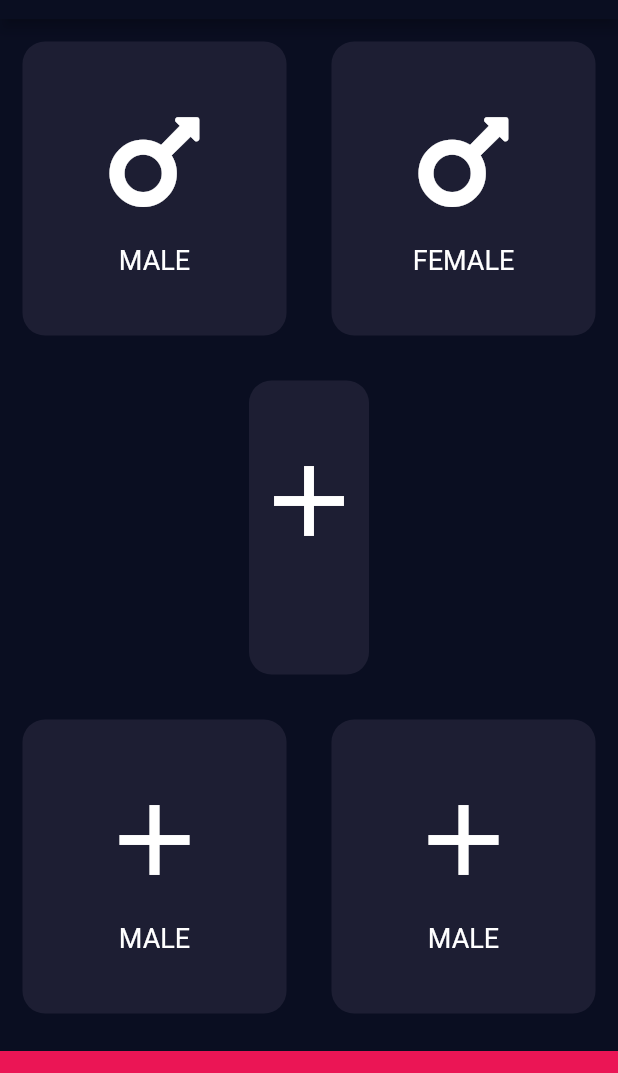
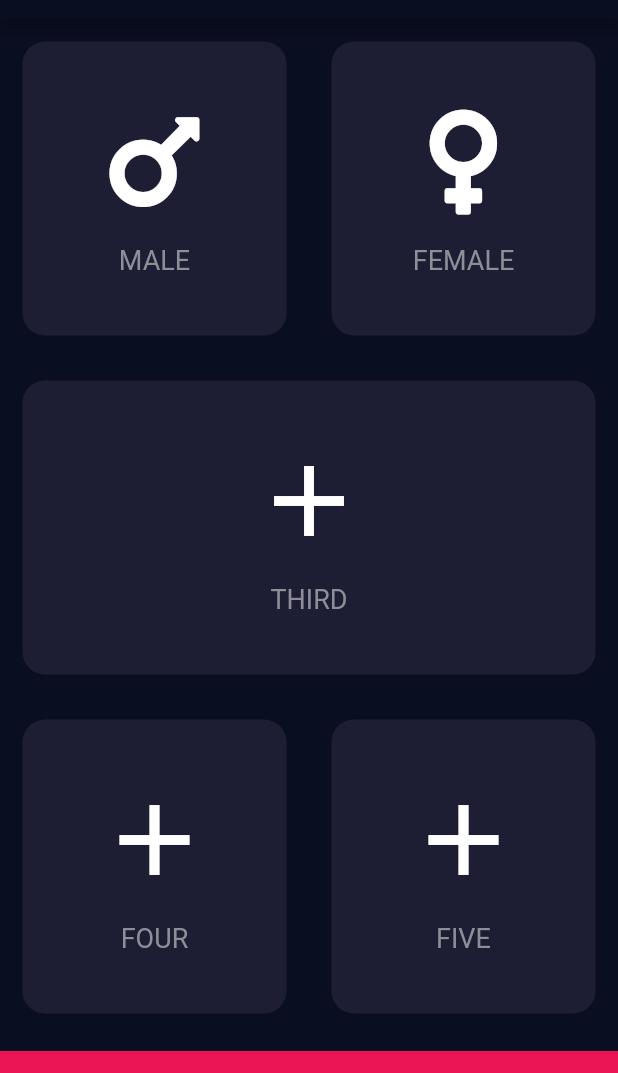
Before and after one commit to AndragApps/bmi_calculator, a Flutter app: the screen it shows after launch, on a phone screen of 412 x 824 dp, the part 65-1138 px from its top. Run offline on Flutter 3.47's test engine with Material 2 defaults, Android fonts, the phone set to English and light mode, and no system bars; our stand-ins replace font_awesome_flutter.

Commit message:
CREATED - iconcontent widget

```diff
--- a/lib/main.dart
+++ b/lib/main.dart
@@ -1,3 +1,4 @@
+import 'package:bmi_calculator/reusable_Widgets/cardWidget.dart';
 import 'package:flutter/material.dart';
 import 'package:font_awesome_flutter/font_awesome_flutter.dart';
 import 'reusable_Widgets/containerWidget.dart';
@@ -5,7 +6,8 @@ import 'reusable_Widgets/containerWidget.dart';
 ///START CONST PROPETIES.
 const heightBottomConainer = 80.0;
 const colorBottomConainer = Color(0xFFEB1555);
-const backgroundColorReusableConainter = Color(0XFF1D1E33);
+const cardBackgroundColor = Color(0XFF1D1E33);
+const cardFontColor = Color(0xFF8D8E98);
 
 ///CONST PROPERTIES ENDS.
 
@@ -52,56 +54,56 @@ class _InputPageState extends State<InputPage> {
       ),
       body: Container(
         child: Column(
-          // mainAxisSize: MainAxisSize.max,
+          crossAxisAlignment: CrossAxisAlignment.stretch,
           children: [
             Expanded(
               child: Row(
                 mainAxisSize: MainAxisSize.max,
                 children: [
                   ReusableContainer(
-                    backgroundColor: backgroundColorReusableConainter,
+                    backgroundColor: cardBackgroundColor,
                     cardChild: CardWidget(
                       icon: FontAwesomeIcons.mars,
-                      iconColor: Colors.white,
                       title: "MALE",
+                      titleColor: cardFontColor,
                     ),
                   ),
                   ReusableContainer(
-                    backgroundColor: backgroundColorReusableConainter,
+                    backgroundColor: cardBackgroundColor,
                     cardChild: CardWidget(
-                      icon: FontAwesomeIcons.mars,
-                      iconColor: Colors.white,
+                      icon: FontAwesomeIcons.venus,
                       title: "FEMALE",
+                      titleColor: cardFontColor,
                     ),
                   ),
                 ],
               ),
             ),
             ReusableContainer(
-              backgroundColor: backgroundColorReusableConainter,
+              backgroundColor: cardBackgroundColor,
               cardChild: CardWidget(
                 icon: Icons.add,
-                iconColor: Colors.white,
-                title: "",
+                title: "THIRD",
+                titleColor: cardFontColor,
               ),
             ),
             Expanded(
               child: Row(
                 children: [
                   ReusableContainer(
-                    backgroundColor: backgroundColorReusableConainter,
+                    backgroundColor: cardBackgroundColor,
                     cardChild: CardWidget(
                       icon: Icons.add,
-                      iconColor: Colors.white,
-                      title: "MALE",
+                      title: "FOUR",
+                      titleColor: cardFontColor,
                     ),
                   ),
                   ReusableContainer(
-                    backgroundColor: backgroundColorReusableConainter,
+                    backgroundColor: cardBackgroundColor,
                     cardChild: CardWidget(
                       icon: Icons.add,
-                      iconColor: Colors.white,
-                      title: "MALE",
+                      title: "FIVE",
+                      titleColor: cardFontColor,
                     ),
                   ),
                 ],
@@ -119,38 +121,3 @@ class _InputPageState extends State<InputPage> {
     );
   }
 }
-
-class CardWidget extends StatelessWidget {
-  final Color iconColor;
-  final IconData icon;
-  final String title;
-
-  const CardWidget({
-    required this.iconColor,
-    required this.icon,
-    required this.title,
-  });
-  @override
-  Widget build(BuildContext context) {
-    return Column(
-      mainAxisAlignment: MainAxisAlignment.center,
-      children: [
-        Icon(
-          icon,
-          size: 80.0,
-          color: iconColor,
-        ),
-        SizedBox(
-          height: 15.0,
-        ),
-        Text(
-          title,
-          style: TextStyle(
-            color: Colors.white,
-            fontSize: 18.0,
-          ),
-        ),
-      ],
-    );
-  }
-}
--- /dev/null
+++ b/lib/reusable_Widgets/cardWidget.dart
@@ -0,0 +1,49 @@
+import 'package:flutter/material.dart';
+import 'package:font_awesome_flutter/font_awesome_flutter.dart';
+
+///START CONST PROPETIES.
+
+const defaultCardBackgroundColor = Color(0XFF1D1E33);
+const defaultCardFontColor = Color(0xFF8D8E98);
+const defaultIconColor = Colors.white;
+const defaultTitle = 'DEFAULT VALUE';
+
+///ENDS CONST PROPETIES.
+
+class CardWidget extends StatelessWidget {
+  const CardWidget({
+    this.iconColor = defaultIconColor,
+    this.icon = FontAwesomeIcons.airbnb,
+    this.title = defaultTitle,
+    this.titleColor = defaultCardFontColor,
+  });
+
+  final Color? iconColor;
+  final IconData? icon;
+  final String title;
+  final Color? titleColor;
+
+  @override
+  Widget build(BuildContext context) {
+    return Column(
+      mainAxisAlignment: MainAxisAlignment.center,
+      children: [
+        Icon(
+          icon,
+          size: 80.0,
+          color: iconColor,
+        ),
+        SizedBox(
+          height: 15.0,
+        ),
+        Text(
+          title,
+          style: TextStyle(
+            color: titleColor,
+            fontSize: 18.0,
+          ),
+        ),
+      ],
+    );
+  }
+}
```
Also changed, not shown: 1 other file.
